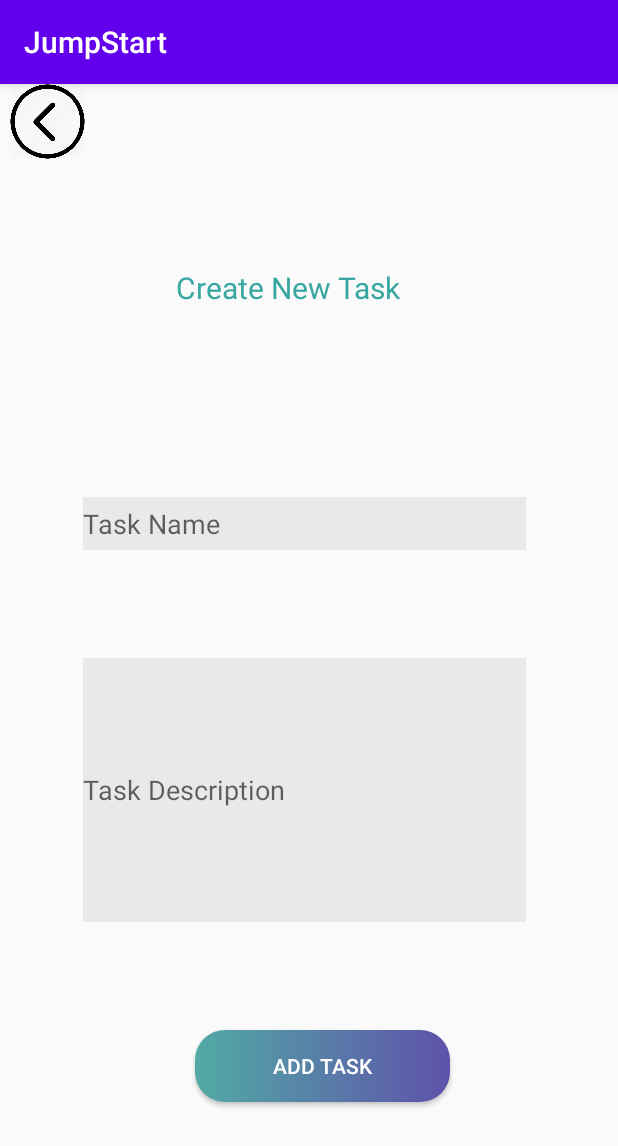
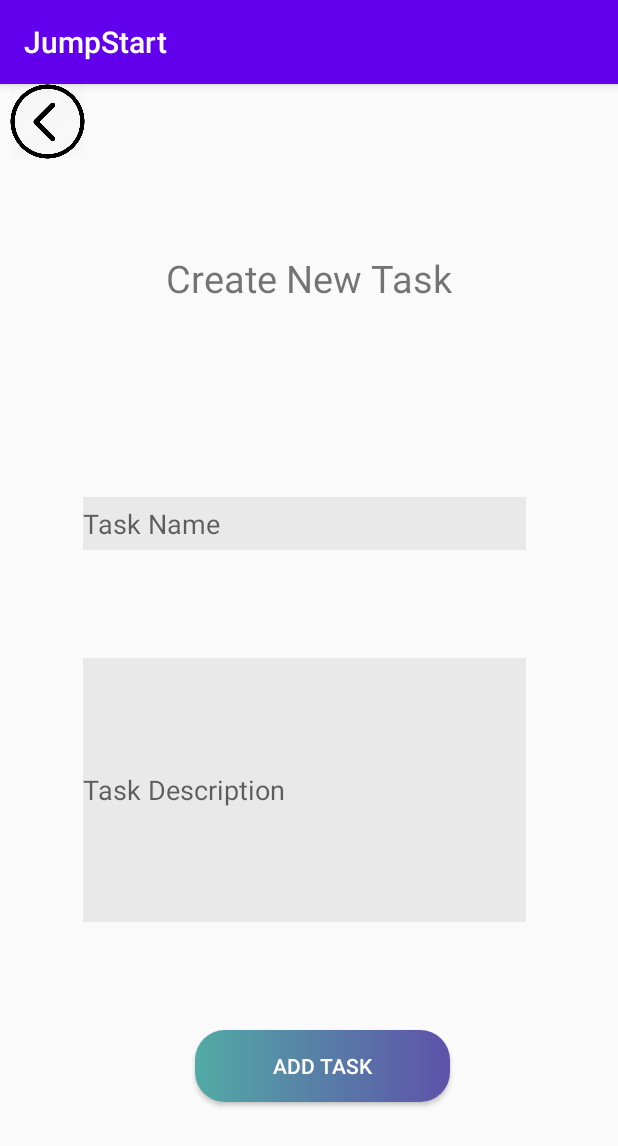
Before and after one commit to bkcyanne/swen3001_group_project, an Android app: the CreateNewTask screen opened directly, with no data from a screen before it, on a phone screen of 412 x 824 dp. Shown: the top 1146 px of the screen. Run offline under Robolectric (Android 15) with nearby library versions, the phone set to English and light mode, and no system bars.

Commit message:
last minute fixes

```diff
--- a/Android Dev/app/src/main/AndroidManifest.xml
+++ b/Android Dev/app/src/main/AndroidManifest.xml
@@ -10,7 +10,7 @@
         android:supportsRtl="true"
         android:theme="@style/AppTheme">
         <activity android:name=".CreateNewTask"></activity>
-        <activity android:name=".AccCreationPage" />
+        <activity android:name=".AccCreationPage"></activity>
         <activity android:name=".MainActivity">
             <intent-filter>
                 <action android:name="android.intent.action.MAIN" />
--- a/Android Dev/app/src/main/res/layout/activity_create_new_task.xml
+++ b/Android Dev/app/src/main/res/layout/activity_create_new_task.xml
@@ -2,17 +2,32 @@
 <RelativeLayout xmlns:android="http://schemas.android.com/apk/res/android"
     xmlns:app="http://schemas.android.com/apk/res-auto"
     xmlns:tools="http://schemas.android.com/tools"
-    android:id="@+id/etCreateNewTask"
     android:layout_width="match_parent"
     android:layout_height="match_parent"
     tools:context=".CreateNewTask">
+
+    <TextView
+        android:id="@+id/createNewTask"
+        android:layout_width="201dp"
+        android:layout_height="86dp"
+        android:layout_alignParentEnd="true"
+        android:layout_alignParentBottom="true"
+        android:layout_marginEnd="100dp"
+        android:layout_marginBottom="570dp"
+        android:textSize= "25sp"
+        android:text="@string/createNewTask"
+
+
+        />
 
     <ImageView
         android:id="@+id/cntBackButton"
         android:layout_width="63dp"
         android:layout_height="50dp"
         android:contentDescription="@string/cntBackButton"
-        app:srcCompat="@drawable/back_button" />
+        app:srcCompat="@drawable/back_button"
+
+        />
 
     <EditText
         android:id="@+id/etcntTaskName"
@@ -28,7 +43,8 @@
         android:background="#11000000"
         android:ems="10"
         android:hint="@string/cntTaskName"
-        android:inputType="textPersonName" />
+        android:inputType="textPersonName"
+       />
 
     <EditText
         android:id="@+id/etcntTaskDescription"
@@ -60,16 +76,9 @@
         android:textColor="#FFFFFF" />
 
     <TextView
-        android:id="@+id/createNewTask"
-        android:layout_width="167dp"
-        android:layout_height="54dp"
-        android:layout_alignParentTop="true"
-        android:layout_alignParentEnd="true"
-        android:layout_alignParentBottom="true"
-        android:layout_marginTop="122dp"
-        android:layout_marginEnd="127dp"
-        android:layout_marginBottom="555dp"
-        android:text="@string/createNewTask"
-        android:textColor="#37A7A0"
-        android:textSize="20sp" />
+        android:id="@+id/textView3"
+        android:layout_width="wrap_content"
+        android:layout_height="wrap_content"
+        android:text="@string/empty" />
+
 </RelativeLayout>
--- a/Android Dev/app/src/main/res/layout/activity_main.xml
+++ b/Android Dev/app/src/main/res/layout/activity_main.xml
@@ -65,7 +65,7 @@
         android:layout_marginBottom="274dp"
         android:background="@drawable/login_button"
         android:text="@string/loginButton"
-        android:textColor ="#FFFFFF"/>
+        android:textColor ="#572967"/>
 
     <TextView
         android:id="@+id/orMessage"
--- a/Android Dev/app/src/main/res/values/strings.xml
+++ b/Android Dev/app/src/main/res/values/strings.xml
@@ -42,4 +42,5 @@
     <string name="settingsnav">Settings</string>
     <string name="todaytask1">Pick Up Kids from Soccer</string>
     <string name="todaytask1time">8:30pm </string>
+    <string name= "empty"></string>
 </resources>
```
Also changed, not shown: Android Dev/app/src/main/java/com/example/jumpstart/MainActivity.kt (+2 -6 lines), Android Dev/app/src/main/res/layout/activity_acc_creation_page.xml (+4 -4 lines).
